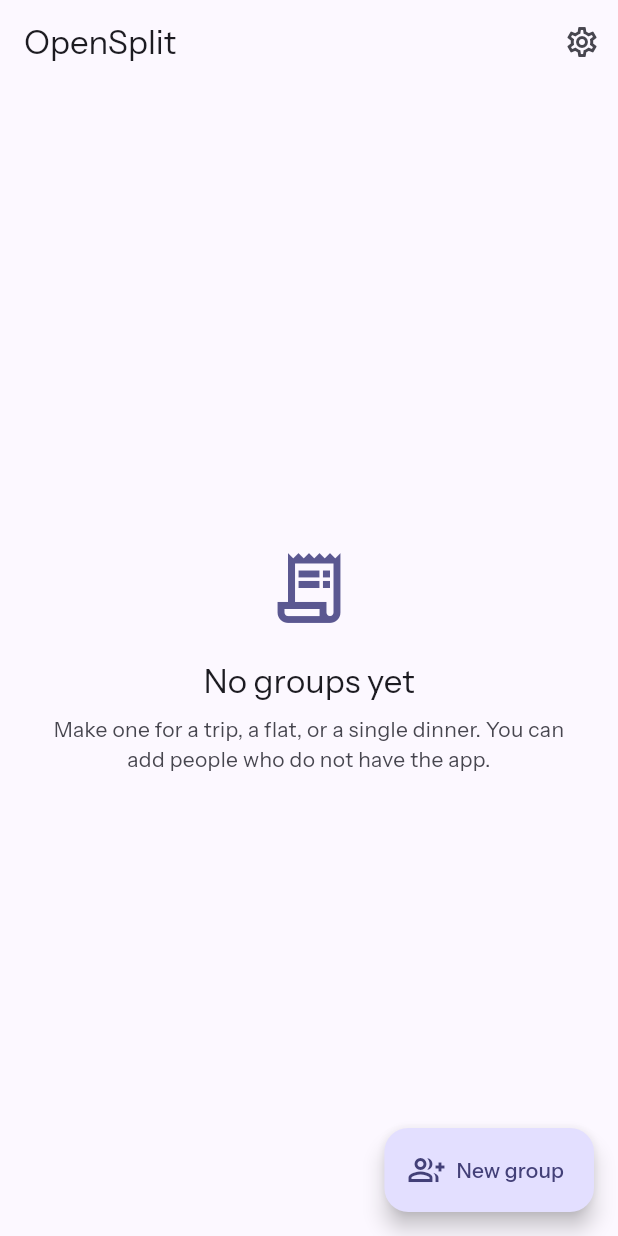
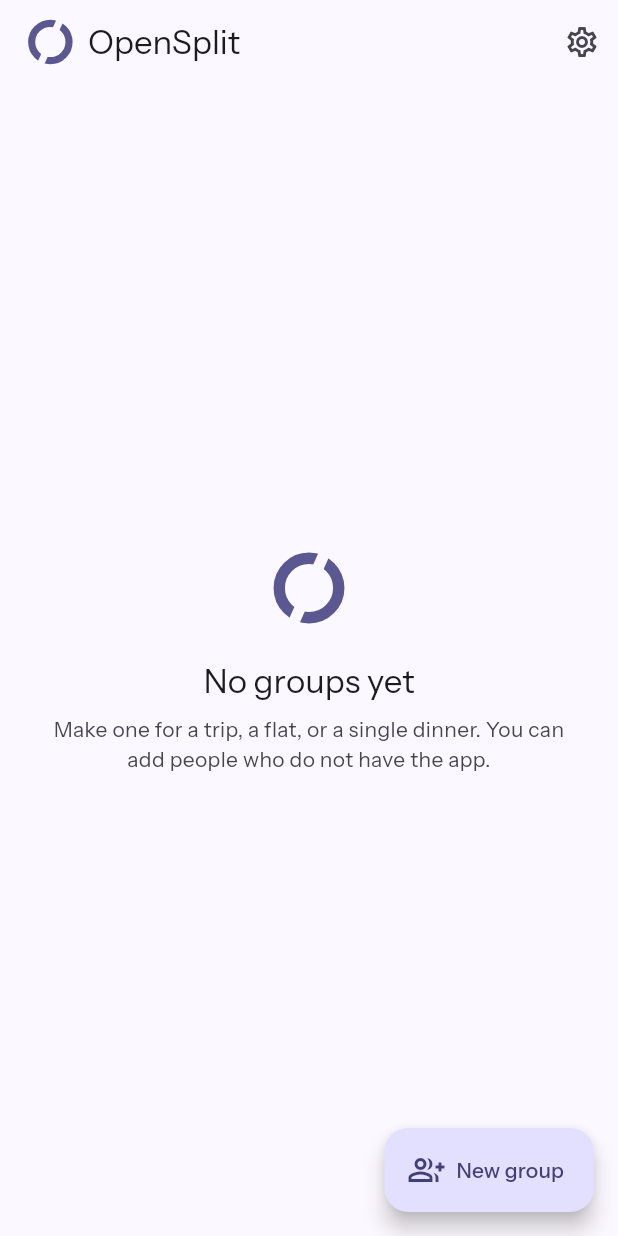
Before and after one commit to eigeninteractive/opensplit, a Flutter app: the screen it shows after launch, on a phone screen of 412 x 824 dp. Run offline on Flutter 3.47's test engine with Material 3 defaults, Android fonts, the phone set to English and light mode, and no system bars; drawn by our look-alikes of dynamic_color; our stand-ins replace drift, drift_flutter, firebase_core, firebase_messaging, flutter_local_notifications, flutter_riverpod and 11 more; accounts and stored records are empty; generated files the repository leaves out were written again; network calls fail; project files that could hold a hidden picture were left out.

Commit message:
Put the mark on screen, and draw the same one in the loader
The mark had been generated into the launcher icon and the favicon and then
appeared nowhere in the app itself, which left the app bar reading "OpenSplit"
in plain text and the empty state showing a stock Material receipt icon.

Both now use the real thing, via flutter_svg. mark-mono.svg is the variant to
reach for: it strokes itself in currentColor rather than the brand violet, so
one asset serves every surface, tinted to whichever ColorScheme role the place
it sits in calls for — and it keeps working when Material You replaces the
palette with the user's wallpaper. Vector rather than the 1024px PNGs, because
the diagonal cut is a knockout: the surface behind shows through the ring, so
the mark sits on a card or a coloured container without carrying a background
of its own. Only that one file is bundled, not the folder — the lockups and
pre-stroked variants are sources for generators and for things outside the app,
and shipping them would be a few hundred kilobytes nothing reads.

BrandLockup builds the app bar's mark-and-name pairing out of the mark and a
real Text, rather than using lockup-horizontal.svg, which docs/BRAND.md points
at for exactly this. That file sets the word as SVG <text> in Instrument Sans:
it would not scale with the platform's font setting, could not be selected, and
would render in whatever the SVG renderer falls back to if the family were
missing. Composed from a Text it is the same drawing out of the app's own type
scale, and the word stays a word. The proportions are measured off that file
rather than invented — the ring spans 34.5 units against a 30-unit word and
fills 72% of its square — so it stays the designer's lockup at any text scale.

The web loading skeleton draws the same mark inline, at the size BrandLockup
works out, since the whole point of that skeleton is that nothing moves when
the app replaces it. Inline rather than linked because it has to paint on the
first round trip, and because an <img> could not be tinted. Its colour is a new
--primary token, and the test that holds every token in that file against the
running theme covers it — that test compares the whole set, so adding one to
the page without adding it there fails.

Co-Authored-By: Claude Opus 5 <noreply@anthropic.com>

```diff
--- a/lib/presentation/screens/group_list_screen.dart
+++ b/lib/presentation/screens/group_list_screen.dart
@@ -10,6 +10,7 @@ import '../../domain/models/group.dart';
 import '../format.dart';
 import '../theme.dart';
 import '../widgets/balance_arrow.dart';
+import '../widgets/brand_mark.dart';
 import '../widgets/create_group_sheet.dart';
 import '../widgets/link_account_prompt.dart';
 import '../widgets/unsynced_changes_banner.dart';
@@ -30,7 +31,7 @@ class GroupListScreen extends ConsumerWidget {
 
     return Scaffold(
       appBar: AppBar(
-        title: const Text('OpenSplit'),
+        title: const BrandLockup(),
         actions: [
           IconButton(
             onPressed: () => context.push('/settings'),
@@ -227,7 +228,7 @@ class _EmptyState extends StatelessWidget {
         child: Column(
           mainAxisSize: MainAxisSize.min,
           children: [
-            Icon(Icons.receipt_long_outlined, size: 56, color: scheme.primary),
+            const BrandMark(size: 56),
             const SizedBox(height: 20),
             Text(
               'No groups yet',
--- /dev/null
+++ b/lib/presentation/widgets/brand_mark.dart
@@ -0,0 +1,93 @@
+import 'package:flutter/material.dart';
+import 'package:flutter_svg/flutter_svg.dart';
+
+/// The OpenSplit mark: a ring with one diagonal cut through it.
+///
+/// Drawn from `mark-mono.svg`, which strokes itself in `currentColor` rather
+/// than in the brand violet. That is the whole reason it is the variant used
+/// here: one asset serves every surface in the app, tinted to whichever
+/// [ColorScheme] role the place it sits in calls for, and it keeps working when
+/// Material You replaces the palette with the user's wallpaper. The pre-stroked
+/// variants beside it in `assets/brand/` exist for contexts that cannot tint —
+/// an `<img>` tag, a store listing — and none of those are in this app.
+///
+/// Vector rather than the 1024px PNGs, because the cut is a knockout: the mask
+/// lets the surface behind show through the ring, so the mark sits on a card or
+/// a coloured container without carrying its own background. A bitmap would
+/// have to bake one in.
+///
+/// Decorative by default. The mark never appears without the word "OpenSplit"
+/// or a heading beside it, so announcing it as well would make a screen reader
+/// say the name twice. Pass [semanticsLabel] where that stops being true.
+class BrandMark extends StatelessWidget {
+  const BrandMark({super.key, this.size = 24, this.color, this.semanticsLabel});
+
+  /// Both the width and the height. The mark is square and stays on its own
+  /// 48-unit grid, so it scales without hinting.
+  final double size;
+
+  /// Defaults to [ColorScheme.primary], the role the brand violet becomes.
+  final Color? color;
+
+  /// What a screen reader should announce, if anything.
+  final String? semanticsLabel;
+
+  @override
+  Widget build(BuildContext context) {
+    final resolved = color ?? Theme.of(context).colorScheme.primary;
+
+    final mark = SvgPicture.asset(
+      'assets/brand/mark-mono.svg',
+      width: size,
+      height: size,
+      colorFilter: ColorFilter.mode(resolved, BlendMode.srcIn),
+    );
+
+    if (semanticsLabel == null) return ExcludeSemantics(child: mark);
+    return Semantics(label: semanticsLabel, image: true, child: mark);
+  }
+}
+
+/// The mark and the app's name, side by side.
+///
+/// Composed here rather than taken from `lockup-horizontal.svg`, even though
+/// that file exists and is the one docs/BRAND.md points at for an app bar. The
+/// lockup sets the word as SVG `<text>` in Instrument Sans, which would mean
+/// text that does not scale with the platform's font setting, cannot be
+/// selected, and renders in whatever the SVG renderer decides if the family is
+/// missing. Building it from the mark plus a real [Text] gives the same drawing
+/// out of the app's own type scale, and the word stays a word.
+class BrandLockup extends StatelessWidget {
+  const BrandLockup({super.key});
+
+  /// How much bigger the mark's box is than the type beside it.
+  ///
+  /// Measured off `lockup-horizontal.svg` rather than chosen: there the ring
+  /// spans 34.5 units against a 30-unit word, and the ring fills 72% of the
+  /// square it is drawn in, so the box wants to be a little over one and a
+  /// half times the font size. Matching the ratio keeps this the designer's
+  /// lockup at any size, rather than an arrangement that resembles it.
+  static const double _boxPerFontSize = (34.5 / 30) / 0.72;
+
+  /// Clear space between the ring and the word, on the same measurement.
+  static const double _gapPerBox = 10.25 / 48;
+
+  @override
+  Widget build(BuildContext context) {
+    // Scaled with the text rather than fixed, so the pair still reads as a
+    // lockup for someone running a large font size instead of the mark
+    // shrinking against a word that grew.
+    final fontSize = Theme.of(context).textTheme.titleLarge?.fontSize ?? 22;
+    final size =
+        MediaQuery.textScalerOf(context).scale(fontSize) * _boxPerFontSize;
+
+    return Row(
+      mainAxisSize: MainAxisSize.min,
+      children: [
+        BrandMark(size: size),
+        SizedBox(width: size * _gapPerBox),
+        const Flexible(child: Text('OpenSplit')),
+      ],
+    );
+  }
+}
```
Also changed, not shown: pubspec.yaml (+7 -0 lines), pubspec.lock, 2 other files.
